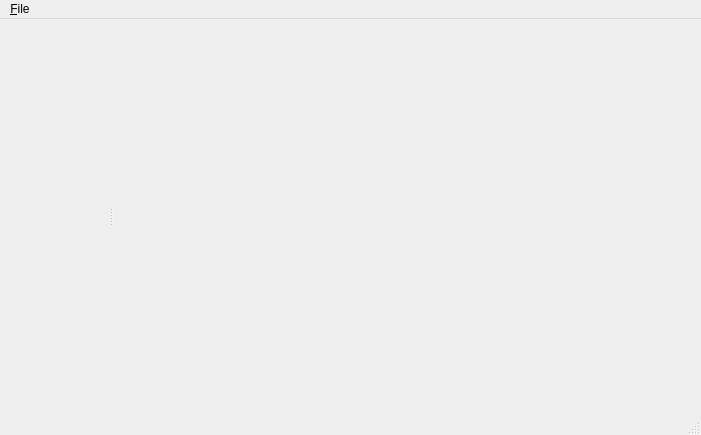
This is src/ui_Advanced/MainWindow.ui in mireq/QBoincGui as Qt 5 draws it before an edit. The edited form follows.
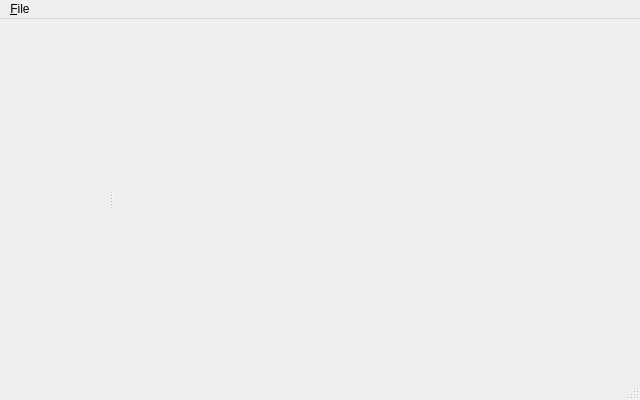
This is the edited form. Icons and pictures are not drawn. Custom widgets are drawn as their Qt base class.

Patch:
```diff
--- a/src/ui_Advanced/MainWindow.ui
+++ b/src/ui_Advanced/MainWindow.ui
@@ -7,8 +7,8 @@
    <rect>
     <x>0</x>
     <y>0</y>
-    <width>701</width>
-    <height>435</height>
+    <width>640</width>
+    <height>400</height>
    </rect>
   </property>
   <property name="windowTitle">
@@ -70,7 +70,7 @@
     <rect>
      <x>0</x>
      <y>0</y>
-     <width>701</width>
+     <width>640</width>
      <height>15</height>
     </rect>
    </property>
@@ -118,17 +118,17 @@
   </action>
  </widget>
  <customwidgets>
+  <customwidget>
+   <class>ElidedTextLabel</class>
+   <extends>QLabel</extends>
+   <header>ElidedTextLabel.h</header>
+  </customwidget>
   <customwidget>
    <class>ui_AdvancedNS::BoincTree</class>
    <extends>QWidget</extends>
    <header>ui_Advanced/BoincTree.h</header>
    <container>1</container>
   </customwidget>
-  <customwidget>
-   <class>ElidedTextLabel</class>
-   <extends>QLabel</extends>
-   <header>ElidedTextLabel.h</header>
-  </customwidget>
  </customwidgets>
  <resources>
   <include location="../resources.qrc"/>
```
